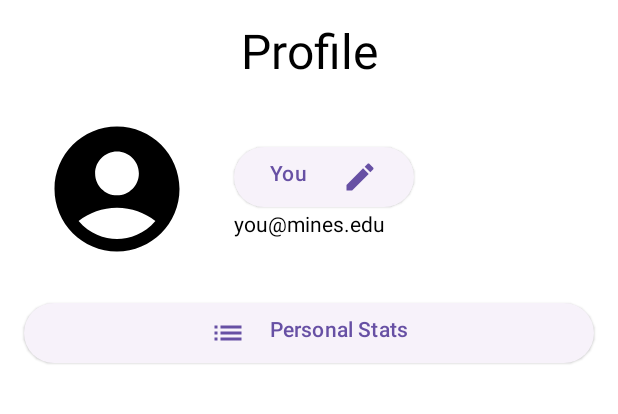
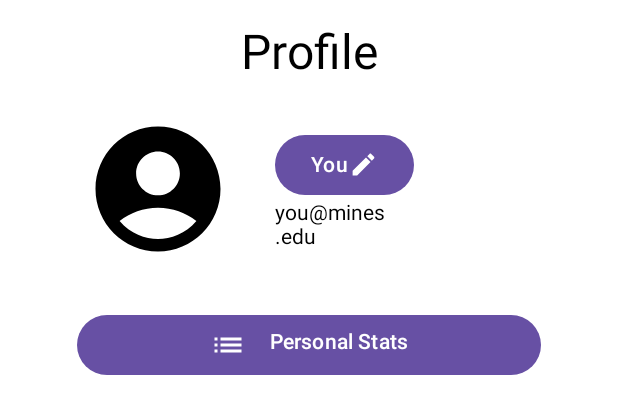
Before and after one commit to laforcem/block-brawl, an Android app built with Jetpack Compose: the @Preview function ProfileScreenPreview, on a phone screen of 412 x 824 dp. Shown: the top 414 px of the screen. Run offline under Robolectric (Android 15) with nearby library versions, the light colour scheme and no system bars.

Commit message:
change buttons around on profile screen

```diff
--- a/app/src/main/java/edu/mines/csci448/pcm/blockbrawl/presentation/navigation/profilescreen/ProfileScreen.kt
+++ b/app/src/main/java/edu/mines/csci448/pcm/blockbrawl/presentation/navigation/profilescreen/ProfileScreen.kt
@@ -10,10 +10,7 @@ import androidx.compose.material.icons.filled.AccountCircle
 import androidx.compose.material.icons.filled.Edit
 import androidx.compose.material.icons.filled.List
 import androidx.compose.material.icons.filled.Person
-import androidx.compose.material3.ElevatedButton
-import androidx.compose.material3.Icon
-import androidx.compose.material3.IconButton
-import androidx.compose.material3.Text
+import androidx.compose.material3.*
 import androidx.compose.runtime.Composable
 import androidx.compose.ui.Alignment
 import androidx.compose.ui.Modifier
@@ -42,8 +39,13 @@ fun ProfileScreen(
             modifier = Modifier.fillMaxWidth(),
             fontSize = 32.sp
         )
+        Box(
+            contentAlignment = Alignment.TopCenter,
+            modifier = Modifier
+                .fillMaxWidth()
+        ) {
             Row(
-            modifier = Modifier.fillMaxWidth(),
+                modifier = Modifier.width(325.dp),
                 horizontalArrangement = Arrangement.spacedBy(16.dp),
                 verticalAlignment = Alignment.CenterVertically
             ) {
@@ -59,7 +61,7 @@ fun ProfileScreen(
                     horizontalAlignment = Alignment.Start,
                     modifier = Modifier.fillMaxWidth(0.5f)
                 ) {
-                ElevatedButton(onClick = { /*TODO*/ }) {
+                    Button(onClick = { /*TODO*/ }) {
                         Row(
                             horizontalArrangement = Arrangement.SpaceBetween,
                             modifier = Modifier.weight(1f)
@@ -74,7 +76,21 @@ fun ProfileScreen(
                     Text(text = "you@mines.edu")
                 }
             }
-        ElevatedButton(onClick = { onStatsClicked() }, modifier = Modifier.fillMaxWidth()) {
+        }
+        Box(
+            contentAlignment = Alignment.TopCenter,
+            modifier = Modifier
+                .fillMaxWidth()
+        ) {
+            Column(
+                modifier = Modifier.width(325.dp),
+            ) {
+                Button(
+                    onClick = { onStatsClicked() },
+                    modifier = Modifier
+                        .fillMaxWidth()
+                        .padding(8.dp)
+                ) {
                     Row(
                         horizontalArrangement = Arrangement.spacedBy(16.dp)
                     ) {
@@ -89,6 +105,8 @@ fun ProfileScreen(
                 }
             }
         }
+    }
+}
 
 @Preview(showBackground = true)
 @Composable
--- a/app/src/main/java/edu/mines/csci448/pcm/blockbrawl/presentation/navigation/settings/SettingsScreen.kt
+++ b/app/src/main/java/edu/mines/csci448/pcm/blockbrawl/presentation/navigation/settings/SettingsScreen.kt
@@ -52,8 +52,7 @@ fun SettingsScreen(blockBrawlViewModel: BlockBrawlViewModel) {
                 .fillMaxSize()
                 .weight(0.85f)
         ) {
-            Column() {
-
+            Column {
                 //Sound effects
                 Row(
                     modifier = Modifier
--- a/app/src/main/java/edu/mines/csci448/pcm/blockbrawl/presentation/viewmodel/IBlockBrawlViewModel.kt
+++ b/app/src/main/java/edu/mines/csci448/pcm/blockbrawl/presentation/viewmodel/IBlockBrawlViewModel.kt
@@ -3,6 +3,7 @@ package edu.mines.csci448.pcm.blockbrawl.presentation.viewmodel
 import kotlinx.coroutines.flow.StateFlow
 
 interface IBlockBrawlViewModel {
+    // TODO: Refactor project to use this interface
     val soundFxState: StateFlow<Boolean>
     val musicState: StateFlow<Boolean>
     fun setSoundFxState(state: Boolean)
```
Lines whose indentation alone changed are shown as unchanged.
